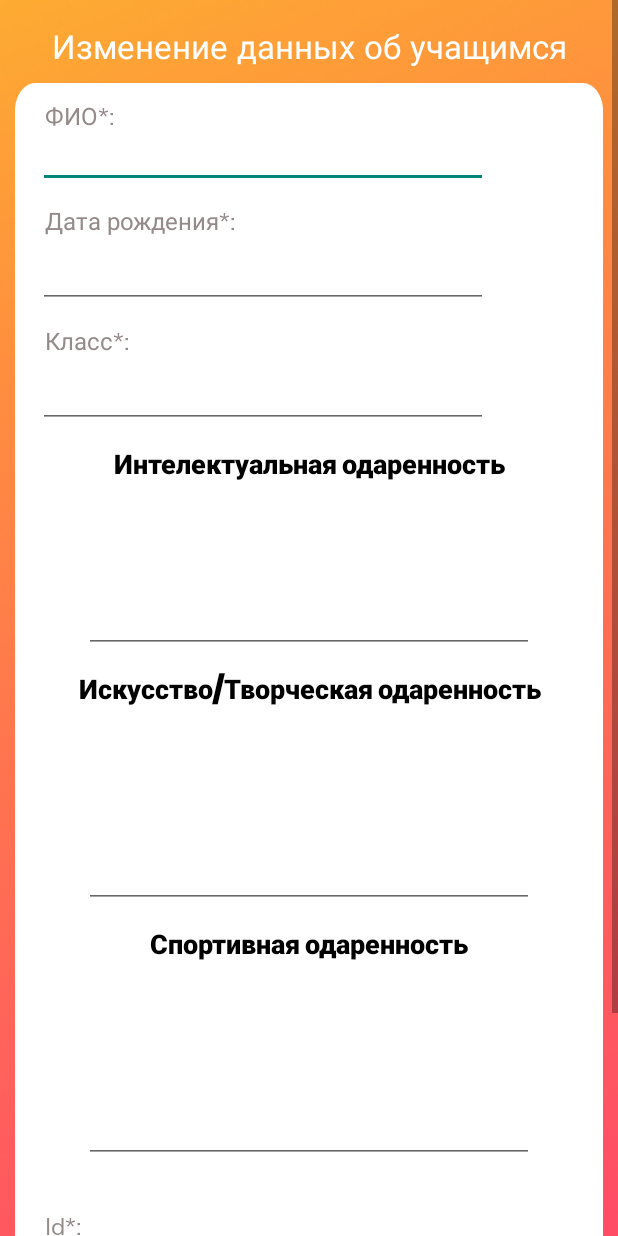
After one commit to Marysa123/SchoolBase, an Android app: the UpdateActivity screen opened directly, with no data from a screen before it, on a phone screen of 412 x 824 dp. The commit adds this screen. Run offline under Robolectric (Android 15) with nearby library versions, the phone set to English and light mode, and no system bars.

Commit message:
add get and set intent activity

```diff
--- a/app/src/main/AndroidManifest.xml
+++ b/app/src/main/AndroidManifest.xml
@@ -9,6 +9,9 @@
         android:roundIcon="@mipmap/ic_launcher_round"
         android:supportsRtl="true"
         android:theme="@style/Theme.SchoolBase">
+        <activity
+            android:name=".UpdateActivity"
+            android:exported="false" />
         <activity
             android:name=".ArrayListPage"
             android:exported="false" />
--- /dev/null
+++ b/app/src/main/java/com/example/schoolbase/UpdateActivity.java
@@ -0,0 +1,75 @@
+package com.example.schoolbase;
+
+import androidx.appcompat.app.AppCompatActivity;
+
+import android.os.Bundle;
+import android.view.View;
+import android.widget.Button;
+import android.widget.EditText;
+import android.widget.Toast;
+
+public class UpdateActivity extends AppCompatActivity {
+
+    EditText id_input,FIO_input,Data_input,Class_input,Intelect_input,isscustvo_input,sport_input;
+
+    Button btnUpdate;
+
+    String id,fio,dataros,class_,intelect,iscustvo,sport;
+
+    @Override
+    protected void onCreate(Bundle savedInstanceState) {
+        super.onCreate(savedInstanceState);
+        setContentView(R.layout.activity_update);
+
+        id_input = findViewById(R.id.id_input);
+        FIO_input = findViewById(R.id.Fio_input);
+        Data_input = findViewById(R.id.DataRosh_input);
+        Class_input = findViewById(R.id.Class_input);
+        Intelect_input = findViewById(R.id.Intelect_input);
+        isscustvo_input = findViewById(R.id.Isskustvo_input);
+        sport_input = findViewById(R.id.Sport_input);
+        btnUpdate = findViewById(R.id.button_updateinfo);
+
+        btnUpdate.setOnClickListener(new View.OnClickListener() {
+            @Override
+            public void onClick(View view) {
+
+            }
+        });
+        getIntentDate();
+    }
+        void getIntentDate(){
+            if (getIntent().hasExtra("id") && getIntent().hasExtra("fio") &&
+                    getIntent().hasExtra("dataros") && getIntent().hasExtra("class") &&
+                        getIntent().hasExtra("intelect") && getIntent().hasExtra("iscustvo")
+                            && getIntent().hasExtra("sport")){
+
+                id = getIntent().getStringExtra("id");
+                fio = getIntent().getStringExtra("fio");
+                dataros = getIntent().getStringExtra("dataros");
+                class_ = getIntent().getStringExtra("class");
+                intelect = getIntent().getStringExtra("intelect");
+                iscustvo = getIntent().getStringExtra("iscustvo");
+                sport = getIntent().getStringExtra("sport");
+
+                //Setting
+                id_input.setText(id);
+                FIO_input.setText(fio);
+                Data_input.setText(dataros);
+                Class_input.setText(class_);
+                Intelect_input.setText(intelect);
+                isscustvo_input.setText(iscustvo);
+                sport_input.setText(sport);
+
+
+
+            }else{
+                Toast.makeText(this, "No data", Toast.LENGTH_SHORT).show();
+            }
+        }
+
+
+
+
+
+    }
--- /dev/null
+++ b/app/src/main/res/layout/activity_update.xml
@@ -0,0 +1,263 @@
+<?xml version="1.0" encoding="utf-8"?>
+<androidx.constraintlayout.widget.ConstraintLayout xmlns:android="http://schemas.android.com/apk/res/android"
+    xmlns:app="http://schemas.android.com/apk/res-auto"
+    xmlns:tools="http://schemas.android.com/tools"
+    android:layout_width="match_parent"
+    android:layout_height="match_parent"
+    tools:context=".UpdateActivity"
+    android:background="@drawable/background_splashscreen">
+
+    <TextView
+        android:layout_width="350dp"
+        android:layout_height="30dp"
+        android:fontFamily="@font/muli_regular"
+        android:text="Изменение данных об учащимся"
+        android:textAlignment="center"
+        android:textColor="@color/white"
+        android:layout_marginTop="15dp"
+        android:textSize="22sp"
+        app:layout_constraintEnd_toEndOf="parent"
+        app:layout_constraintStart_toStartOf="parent"
+        app:layout_constraintTop_toTopOf="parent" />
+
+
+    <ScrollView
+        android:layout_width="match_parent"
+        android:layout_height="match_parent">
+
+        <androidx.constraintlayout.widget.ConstraintLayout
+            android:layout_width="match_parent"
+            android:layout_height="match_parent"
+            android:layout_marginTop="55dp">
+
+            <ImageView
+                android:id="@+id/imageView3"
+                android:layout_width="match_parent"
+                android:layout_height="950dp"
+                android:layout_marginStart="10dp"
+                android:layout_marginEnd="10dp"
+                android:background="@drawable/background_addpage"
+                app:layout_constraintStart_toStartOf="parent"
+                app:layout_constraintTop_toTopOf="parent" />
+
+
+
+            <TextView
+                android:layout_width="204dp"
+                android:layout_height="50dp"
+                android:fontFamily="@font/muli_regular"
+                android:text="ФИО*:"
+                android:layout_marginStart="30dp"
+                android:layout_marginTop="10dp"
+                android:textAlignment="textStart"
+                android:textColor="#948A8A"
+                android:textSize="16sp"
+                app:layout_constraintStart_toStartOf="parent"
+                app:layout_constraintTop_toTopOf="parent" />
+
+            <com.google.android.material.textfield.TextInputEditText
+
+                android:id="@+id/Fio_input"
+                android:layout_width="300dp"
+                android:layout_height="50dp"
+                android:layout_marginTop="20dp"
+                android:fontFamily="@font/muli"
+                android:layout_marginStart="25dp"
+                android:inputType="text"
+                android:textColor="@color/black"
+                app:layout_constraintStart_toStartOf="parent"
+                app:layout_constraintTop_toTopOf="parent">
+
+            </com.google.android.material.textfield.TextInputEditText>
+
+
+
+            <TextView
+                android:layout_width="204dp"
+                android:layout_height="50dp"
+                android:fontFamily="@font/muli_regular"
+                android:text="Дата рождения*:"
+                android:layout_marginStart="30dp"
+                android:layout_marginTop="80dp"
+                android:textAlignment="textStart"
+                android:textColor="#948A8A"
+                android:textSize="16sp"
+                app:layout_constraintStart_toStartOf="parent"
+                app:layout_constraintTop_toTopOf="parent" />
+
+            <com.google.android.material.textfield.TextInputEditText
+
+                android:id="@+id/DataRosh_input"
+                android:layout_width="300dp"
+                android:layout_height="50dp"
+                android:layout_marginTop="100dp"
+                android:fontFamily="@font/muli"
+                android:layout_marginStart="25dp"
+                android:inputType="text"
+                android:textColor="@color/black"
+                app:layout_constraintStart_toStartOf="parent"
+                app:layout_constraintTop_toTopOf="parent">
+
+            </com.google.android.material.textfield.TextInputEditText>
+            <TextView
+                android:layout_width="204dp"
+                android:layout_height="50dp"
+                android:fontFamily="@font/muli_regular"
+                android:text="Класс*:"
+                android:layout_marginStart="30dp"
+                android:layout_marginTop="160dp"
+                android:textAlignment="textStart"
+                android:textColor="#948A8A"
+                android:textSize="16sp"
+                app:layout_constraintStart_toStartOf="parent"
+                app:layout_constraintTop_toTopOf="parent" />
+
+            <com.google.android.material.textfield.TextInputEditText
+
+                android:id="@+id/Class_input"
+                android:layout_width="300dp"
+                android:layout_height="50dp"
+                android:layout_marginTop="180dp"
+                android:fontFamily="@font/muli"
+                android:layout_marginStart="25dp"
+                android:inputType="text"
+                android:textColor="@color/black"
+                app:layout_constraintStart_toStartOf="parent"
+                app:layout_constraintTop_toTopOf="parent">
+
+            </com.google.android.material.textfield.TextInputEditText>
+
+            <TextView
+                android:layout_width="300dp"
+                android:layout_height="30dp"
+                android:fontFamily="@font/poppins_black"
+                android:text="Интелектуальная одаренность"
+                android:textAlignment="center"
+                android:textColor="@color/black"
+                android:layout_marginTop="240dp"
+                android:textSize="18sp"
+                app:layout_constraintEnd_toEndOf="parent"
+                app:layout_constraintStart_toStartOf="parent"
+                app:layout_constraintTop_toTopOf="parent" />
+
+            <com.google.android.material.textfield.TextInputEditText
+
+                android:id="@+id/Intelect_input"
+                android:layout_width="300dp"
+                android:layout_height="150dp"
+                android:layout_marginTop="230dp"
+                android:fontFamily="@font/muli"
+                android:inputType="textMultiLine"
+                android:textColor="@color/black"
+                app:layout_constraintEnd_toEndOf="parent"
+                app:layout_constraintStart_toStartOf="parent"
+                app:layout_constraintTop_toTopOf="parent">
+
+            </com.google.android.material.textfield.TextInputEditText>
+
+            <TextView
+                android:layout_width="350dp"
+                android:layout_height="30dp"
+                android:fontFamily="@font/poppins_black"
+                android:text="Искусство/Творческая одаренность"
+                android:textAlignment="center"
+                android:textColor="@color/black"
+                android:layout_marginTop="390dp"
+                android:textSize="18sp"
+                app:layout_constraintEnd_toEndOf="parent"
+                app:layout_constraintStart_toStartOf="parent"
+                app:layout_constraintTop_toTopOf="parent" />
+
+            <com.google.android.material.textfield.TextInputEditText
+
+                android:id="@+id/Isskustvo_input"
+                android:layout_width="300dp"
+                android:layout_height="150dp"
+                android:layout_marginTop="400dp"
+                android:fontFamily="@font/muli"
+                android:inputType="textMultiLine"
+                android:textColor="@color/black"
+                app:layout_constraintEnd_toEndOf="parent"
+                app:layout_constraintStart_toStartOf="parent"
+                app:layout_constraintTop_toTopOf="parent">
+
+            </com.google.android.material.textfield.TextInputEditText>
+
+            <TextView
+                android:layout_width="350dp"
+                android:layout_height="30dp"
+                android:fontFamily="@font/poppins_black"
+                android:text="Спортивная одаренность"
+                android:textAlignment="center"
+                android:textColor="@color/black"
+                android:layout_marginTop="560dp"
+                android:textSize="18sp"
+                app:layout_constraintEnd_toEndOf="parent"
+                app:layout_constraintStart_toStartOf="parent"
+                app:layout_constraintTop_toTopOf="parent" />
+
+            <com.google.android.material.textfield.TextInputEditText
+
+                android:id="@+id/Sport_input"
+                android:layout_width="300dp"
+                android:layout_height="150dp"
+                android:layout_marginTop="570dp"
+                android:fontFamily="@font/muli"
+                android:inputType="textMultiLine"
+                android:textColor="@color/black"
+                app:layout_constraintEnd_toEndOf="parent"
+                app:layout_constraintStart_toStartOf="parent"
+                app:layout_constraintTop_toTopOf="parent">
+
+            </com.google.android.material.textfield.TextInputEditText>
+
+
+
+            <TextView
+                android:layout_width="204dp"
+                android:layout_height="50dp"
+                android:fontFamily="@font/muli_regular"
+                android:text="Id*:"
+                android:layout_marginStart="30dp"
+                android:layout_marginTop="750dp"
+                android:textAlignment="textStart"
+                android:textColor="#948A8A"
+                android:textSize="16sp"
+                app:layout_constraintStart_toStartOf="parent"
+                app:layout_constraintTop_toTopOf="parent" />
+
+            <com.google.android.material.textfield.TextInputEditText
+
+                android:id="@+id/id_input"
+                android:layout_width="300dp"
+                android:layout_height="50dp"
+                android:layout_marginTop="770dp"
+                android:fontFamily="@font/muli"
+                android:layout_marginStart="25dp"
+                android:inputType="number"
+                android:textColor="@color/black"
+                app:layout_constraintStart_toStartOf="parent"
+                app:layout_constraintTop_toTopOf="parent">
+
+            </com.google.android.material.textfield.TextInputEditText>
+
+            <Button
+                android:id="@+id/button_updateinfo"
+                android:layout_width="200dp"
+                android:layout_height="50dp"
+                android:background="@drawable/gradient_button"
+                android:foreground="?android:attr/selectableItemBackground"
+                android:text="Изменить"
+                android:textColor="@color/white"
+                app:layout_constraintEnd_toEndOf="parent"
+                android:layout_marginTop="830dp"
+                app:layout_constraintStart_toStartOf="parent"
+                app:layout_constraintTop_toTopOf="@+id/imageView3" />
+
+
+        </androidx.constraintlayout.widget.ConstraintLayout>
+
+
+    </ScrollView>
+
+</androidx.constraintlayout.widget.ConstraintLayout>
```
Also changed, not shown: app/src/main/java/com/example/schoolbase/ArrayListPage.java (+3 -6 lines), app/src/main/java/com/example/schoolbase/MyAdapter.java (+22 -2 lines), app/src/main/java/com/example/schoolbase/addYcheniki.java (+0 -9 lines), app/src/main/res/layout/activity_add_ycheniki.xml (+6 -6 lines), app/src/main/res/layout/activity_array_list_page.xml (+6 -1 lines), app/src/main/res/layout/userentry.xml (+130 -108 lines).
